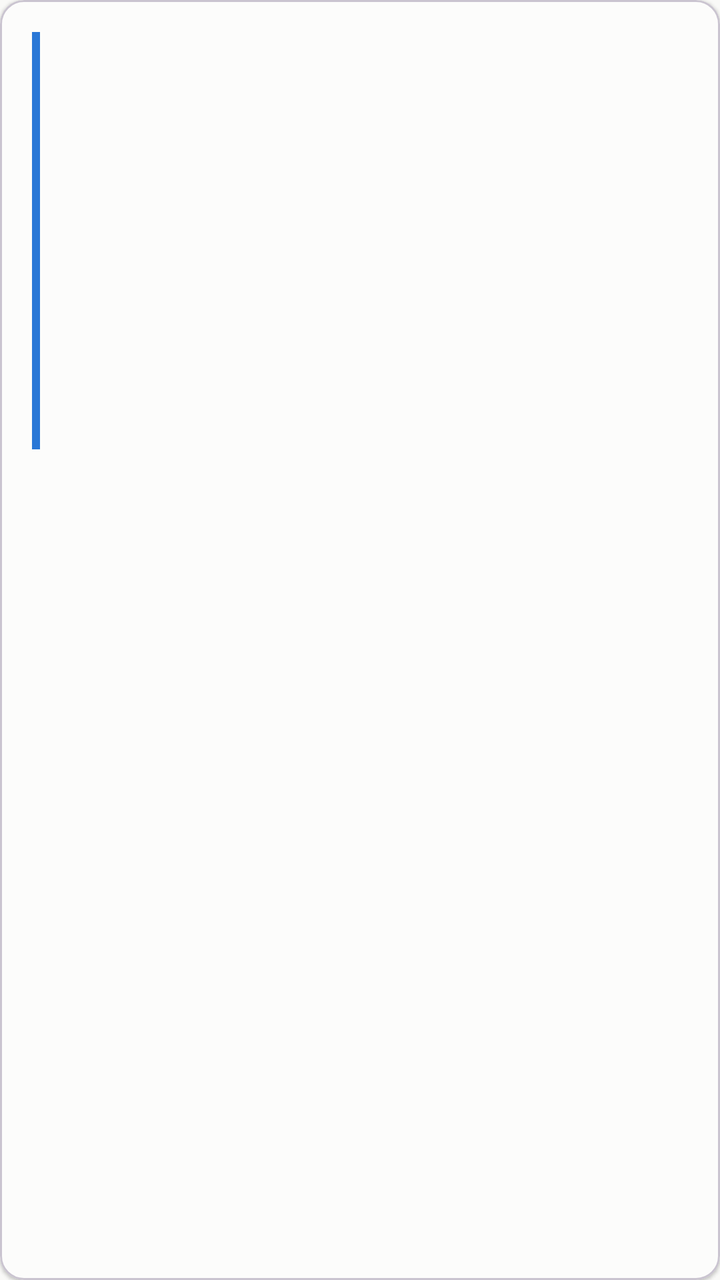
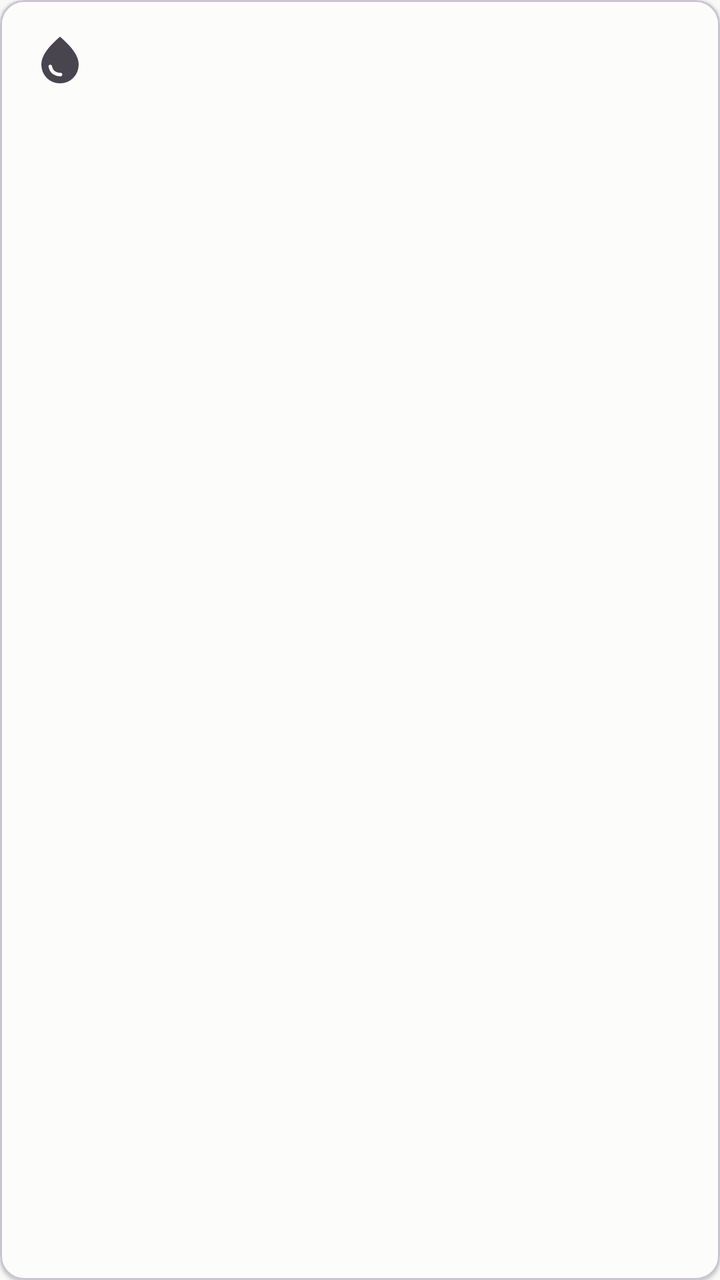

Before-and-after screenshots of an Android layout around one commit, followed by the original layout XML and the change that was made.
<!-- AndroidManifest.xml: application theme Theme.SuiviCompteurs -->
<!-- res/layout/item_tuile.xml -->
<?xml version="1.0" encoding="utf-8"?>
<com.google.android.material.card.MaterialCardView
    xmlns:android="http://schemas.android.com/apk/res/android"
    xmlns:app="http://schemas.android.com/apk/res-auto"
    android:layout_width="match_parent"
    android:layout_height="wrap_content"
    android:layout_marginHorizontal="12dp"
    android:layout_marginVertical="6dp"
    app:cardBackgroundColor="@color/surface"
    app:cardCornerRadius="12dp"
    app:cardElevation="1dp">

    <LinearLayout
        android:layout_width="match_parent"
        android:layout_height="wrap_content"
        android:orientation="horizontal"
        android:padding="16dp">

        
        <View
            android:id="@+id/pastille"
            android:layout_width="4dp"
            android:layout_height="match_parent"
            android:layout_marginEnd="14dp"
            android:background="@color/eau" />

        <LinearLayout
            android:layout_width="0dp"
            android:layout_height="wrap_content"
            android:layout_weight="1"
            android:orientation="vertical">

            <TextView
                android:id="@+id/titre"
                android:layout_width="match_parent"
                android:layout_height="wrap_content"
                android:textColor="@color/encre_2"
                android:textSize="13sp"
                android:textStyle="bold" />

            <TextView
                android:id="@+id/valeur"
                android:layout_width="match_parent"
                android:layout_height="wrap_content"
                android:layout_marginTop="2dp"
                android:textColor="@color/encre"
                android:textSize="26sp"
                android:textStyle="bold" />

            <TextView
                android:id="@+id/periode"
                style="@style/TexteTuile"
                android:textColor="@color/encre_2" />

            <TextView
                android:id="@+id/detail"
                style="@style/TexteTuile" />

            <TextView
                android:id="@+id/fourchette"
                style="@style/TexteTuile" />

            <TextView
                android:id="@+id/evolution"
                style="@style/TexteTuile"
                android:layout_marginTop="8dp"
                android:textSize="14sp"
                android:textStyle="bold" />

            <TextView
                android:id="@+id/cout"
                style="@style/TexteTuile" />

            <TextView
                android:id="@+id/anomalies"
                style="@style/TexteTuile"
                android:layout_marginTop="8dp" />

            <TextView
                android:id="@+id/methode"
                style="@style/TexteTuile"
                android:layout_marginTop="8dp"
                android:textSize="11sp" />
        </LinearLayout>
    </LinearLayout>
</com.google.android.material.card.MaterialCardView>
<!-- resources referenced by this layout -->
<resources>
  <color name="eau">#2A78D6</color>
  <color name="encre">#0B0B0B</color>
  <color name="encre_2">#52514E</color>
  <color name="surface">#FCFCFB</color>
  <style name="TexteTuile">
          <item name="android:layout_width">match_parent</item>
          <item name="android:layout_height">wrap_content</item>
          <item name="android:layout_marginTop">2dp</item>
          <item name="android:textColor">@color/encre_3</item>
          <item name="android:textSize">13sp</item>
      </style>
  <style name="Theme.SuiviCompteurs" parent="Theme.Material3.DayNight.NoActionBar">
          <item name="colorPrimary">@color/primaire</item>
          <item name="colorPrimaryDark">@color/primaire_sombre</item>
          <item name="colorSecondary">@color/primaire</item>
          <item name="android:colorBackground">@color/plan</item>
          
          <item name="android:statusBarColor" tools:targetApi="l">@android:color/transparent</item>
          <item name="android:navigationBarColor" tools:targetApi="l">@android:color/transparent</item>
      </style>
  <color name="encre_3">#898781</color>
  <color name="primaire">#2A78D6</color>
  <color name="primaire_sombre">#1C5CAB</color>
  <color name="plan">#F9F9F7</color>
</resources>

<!-- the commit's change to res/layout/item_tuile.xml (unified diff, before → after) -->
@@ -17,12 +17,14 @@
         android:padding="16dp">
 
         
-        <View
+        
+        <ImageView
             android:id="@+id/pastille"
-            android:layout_width="4dp"
-            android:layout_height="match_parent"
+            android:layout_width="28dp"
+            android:layout_height="28dp"
             android:layout_marginEnd="14dp"
-            android:background="@color/eau" />
+            android:importantForAccessibility="no"
+            android:src="@drawable/ic_eau" />
 
         <LinearLayout
             android:layout_width="0dp"
<!-- resource entries referenced after the edit -->
@@ -1,9 +1,22 @@
 <!-- resources referenced by this layout -->
 <resources>
-  <color name="eau">#2A78D6</color>
   <color name="encre">#0B0B0B</color>
   <color name="encre_2">#52514E</color>
   <color name="surface">#FCFCFB</color>
+  <!-- drawable ic_eau (drawable) -->
+  <?xml version="1.0" encoding="utf-8"?>
+  <vector xmlns:android="http://schemas.android.com/apk/res/android"
+      android:width="24dp"
+      android:height="24dp"
+      android:viewportWidth="960"
+      android:viewportHeight="960"
+      android:tint="?attr/colorControlNormal">
+      <group android:translateY="960">
+          <path
+              android:fillColor="#000000"
+              android:pathData="M491-200q12-1 20.5-9.5T520-230q0-14-9-22.5t-23-7.5q-41 3-87-22.5T343-375q-2-11-10.5-18t-19.5-7q-14 0-23 10.5t-6 24.5q17 91 80 130t127 35Zm-239.5 26Q160-268 160-408q0-100 79.5-217.5T480-880q161 137 240.5 254.5T800-408q0 140-91.5 234T480-80q-137 0-228.5-94Z" />
+      </group>
+  </vector>
   <style name="TexteTuile">
           <item name="android:layout_width">match_parent</item>
           <item name="android:layout_height">wrap_content</item>
